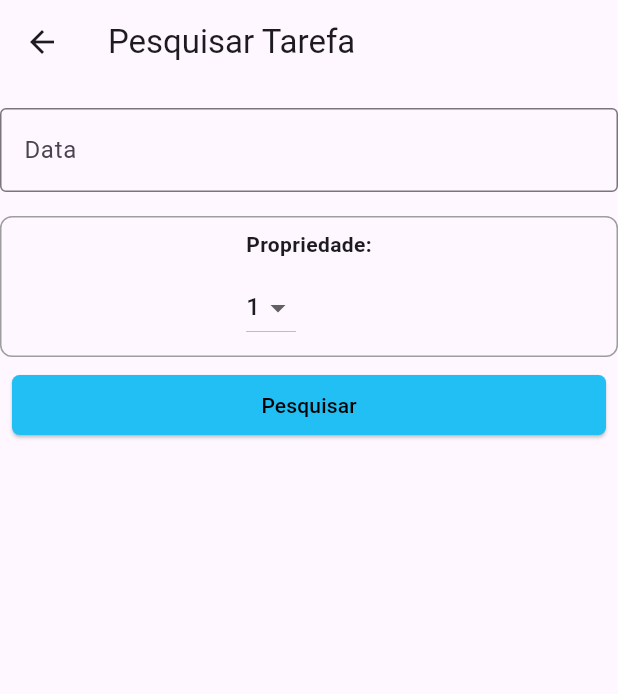
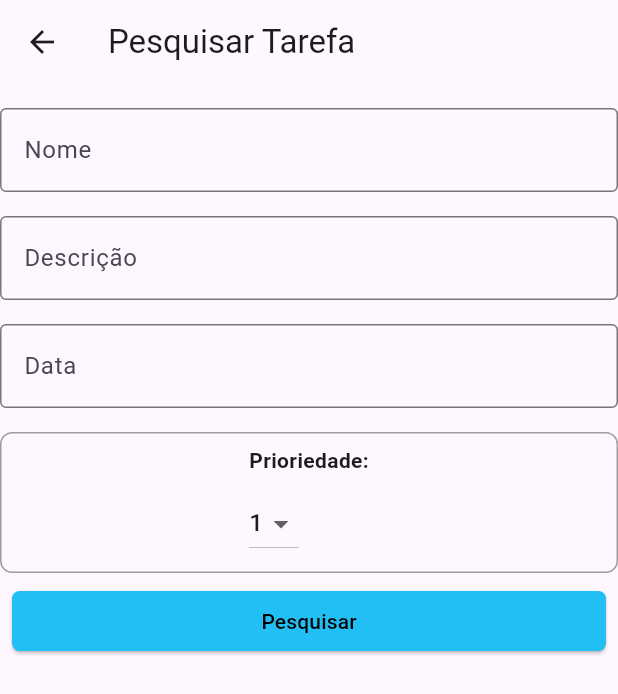
Before and after one commit to JPauloFavarettoSilva/Lista_De_tarefas, a Flutter app: the Pesquisar screen opened directly with empty values, on a phone screen of 412 x 824 dp. Shown: the top 694 px of the screen. Run offline on Flutter 3.47's test engine with Material 3 defaults, Android fonts, the phone set to English and light mode, and no system bars.

Commit message:
Ajuste na data

```diff
--- a/lib/classes/Tarefa.dart
+++ b/lib/classes/Tarefa.dart
@@ -1,9 +1,7 @@
-
-
 class TarefaBox {
   final String nome;
   final DateTime hora;
-  final String ?descricao;
+  final String? descricao;
   final int prioridade;
   late final bool concluida;
 
--- a/lib/front/concluidas.dart
+++ b/lib/front/concluidas.dart
@@ -26,7 +26,7 @@ class _ConcluidasState extends State<Concluidas> {
 
     return Scaffold(
       appBar: AppBar(
-        title: Text('Concluídas'),
+        title: const Text('Concluídas'),
       ),
       body: Center(
         child: ListView.builder(
--- a/lib/front/pesquisar.dart
+++ b/lib/front/pesquisar.dart
@@ -13,6 +13,8 @@ class Pesquisar extends StatefulWidget {
 }
 
 final TextEditingController horaController = TextEditingController();
+final TextEditingController nomeController = TextEditingController();
+final TextEditingController descricaoController = TextEditingController();
 
 int prioridadeSelecionada = 1;
 
@@ -34,22 +36,38 @@ class _PesquisarState extends State<Pesquisar> {
   Widget build(BuildContext context) {
     return Scaffold(
       appBar: AppBar(
-        title: Text('Pesquisar Tarefa'),
+        title: const Text('Pesquisar Tarefa'),
       ),
       body: Column(
         children: [
-          SizedBox(height: 16.0),
+          const SizedBox(height: 16.0),
+          TextField(
+            controller: nomeController,
+            decoration: const InputDecoration(
+              labelText: 'Nome',
+              border: OutlineInputBorder(),
+            ),
+          ),
+          const SizedBox(height: 16.0),
+          TextField(
+            controller: descricaoController,
+            decoration: const InputDecoration(
+              labelText: 'Descrição',
+              border: OutlineInputBorder(),
+            ),
+          ),
+          const SizedBox(height: 16.0),
           TextField(
             controller: horaController,
-            decoration: InputDecoration(
+            decoration: const InputDecoration(
               labelText: 'Data',
               hintText: 'dd/MM/aaaa hh:mm',
               border: OutlineInputBorder(),
             ),
           ),
-          SizedBox(height: 16.0),
+          const SizedBox(height: 16.0),
           Container(
-            padding: EdgeInsets.all(8.0),
+            padding: const EdgeInsets.all(8.0),
             decoration: BoxDecoration(
               border: Border.all(color: Colors.grey),
               borderRadius: BorderRadius.circular(8.0),
@@ -58,13 +76,13 @@ class _PesquisarState extends State<Pesquisar> {
               child: Column(
                 crossAxisAlignment: CrossAxisAlignment.start,
                 children: [
-                  Text(
-                    'Propriedade:',
+                  const Text(
+                    'Prioriedade:',
                     style: TextStyle(
                       fontWeight: FontWeight.bold,
                     ),
                   ),
-                  SizedBox(height: 8.0),
+                  const SizedBox(height: 8.0),
                   DropdownButton<int>(
                     value: prioridadeSelecionada,
                     onChanged: (int? novoVal) {
@@ -72,10 +90,10 @@ class _PesquisarState extends State<Pesquisar> {
                         prioridadeSelecionada = novoVal!;
                       });
                     },
-                    items: List.generate(5, (index) {
+                    items: List.generate(6, (index) {
                       return DropdownMenuItem<int>(
-                        value: index + 1,
-                        child: Text((index + 1).toString()),
+                        value: index,
+                        child: Text((index).toString()),
                       );
                     }),
                   ),
@@ -86,58 +104,83 @@ class _PesquisarState extends State<Pesquisar> {
           SizedBox(
             width: double.infinity,
             child: Padding(
-              padding: EdgeInsets.all(8),
+              padding: const EdgeInsets.all(8),
               child: ElevatedButton(
                 style: ElevatedButton.styleFrom(
-                  primary: const Color.fromARGB(255, 33, 191, 243),
+                  backgroundColor: const Color.fromARGB(255, 33, 191, 243),
                   shape: RoundedRectangleBorder(
                     borderRadius: BorderRadius.circular(5.0),
                   ),
                 ),
                 onPressed: () {
+                  if (horaController.text.isNotEmpty) {
                     try {
-                    data = DateFormat('dd/MM/yyyy HH:mm').parseStrict(horaController.text);
+                      data = DateFormat('dd/MM/yyyy HH:mm')
+                          .parseStrict(horaController.text);
                     } catch (e) {
                       showDialog(
                         context: context,
                         builder: (BuildContext context) {
                           return AlertDialog(
-                          title: Text('Data Inválida'),
-                          content: Text(
+                            title: const Text('Data Inválida'),
+                            content: const Text(
                                 'A data inserida não é válida. Por favor, insira uma data no formato correto (dd/MM/yyyy HH:mm).'),
                             actions: <Widget>[
                               TextButton(
                                 onPressed: () {
                                   Navigator.of(context).pop();
                                 },
-                              child: Text('OK'),
+                                child: const Text('OK'),
                               ),
                             ],
                           );
                         },
                       );
                     }
+                  }
 
-                  listaPesquisada = listaTarefas
-                      .where((tarefa) =>
-                          tarefa.prioridade >= prioridadeSelecionada &&
-                          tarefa.hora == data!)
-                      .toList();
+                  listaPesquisada = listaTarefas.where((tarefa) {
+                    bool atendePrioridade = true;
+                    bool atendeHora = true;
+                    bool atendeNome = true;
+                    bool atendeDescricao = true;
+
+                    if (prioridadeSelecionada != 0) {
+                      atendePrioridade =
+                          tarefa.prioridade == prioridadeSelecionada;
+                    }
+
+                    if (horaController.text.isNotEmpty) {
+                      atendeHora = tarefa.hora == data!;
+                    }
+
+                    if (nomeController.text.isNotEmpty) {
+                      atendeNome = tarefa.nome == nomeController.text;
+                    }
+
+                    if (descricaoController.text.isNotEmpty) {
+                      atendeDescricao =
+                          tarefa.descricao == descricaoController.text;
+                    }
+
+                    return atendePrioridade &&
+                        atendeHora &&
+                        atendeNome &&
+                        atendeDescricao;
+                  }).toList();
 
                   listaPesquisada.sort((a, b) => a.hora.compareTo(b.hora));
 
-                  print(listaPesquisada.toString());
-
                   setState(() {});
                 },
-                child: Text(
+                child: const Text(
                   'Pesquisar',
                   style: TextStyle(color: Colors.black),
                 ),
               ),
             ),
           ),
-          SizedBox(height: 16.0),
+          const SizedBox(height: 16.0),
           Expanded(
             child: ListView.builder(
               itemCount: listaPesquisada.length,
```
Also changed, not shown: lib/front/cadastro.dart (+28 -26 lines), lib/front/inicial.dart (+8 -10 lines), lib/main.dart (+4 -5 lines), lib/widgets/tarefaBoxW.dart (+12 -14 lines), pubspec.lock. Lines whose indentation alone changed are shown as unchanged.
